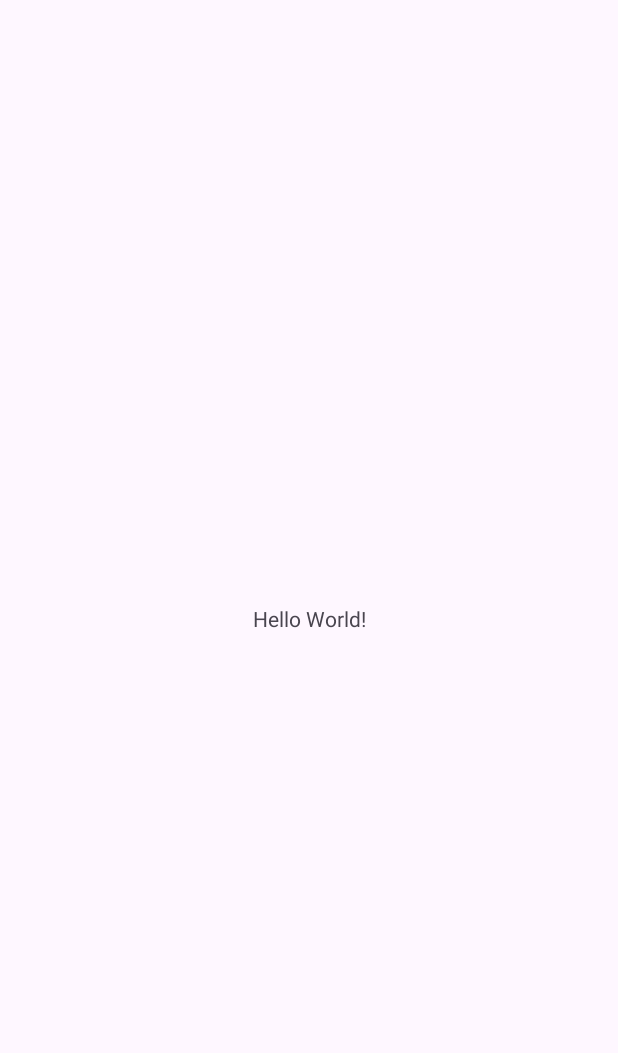
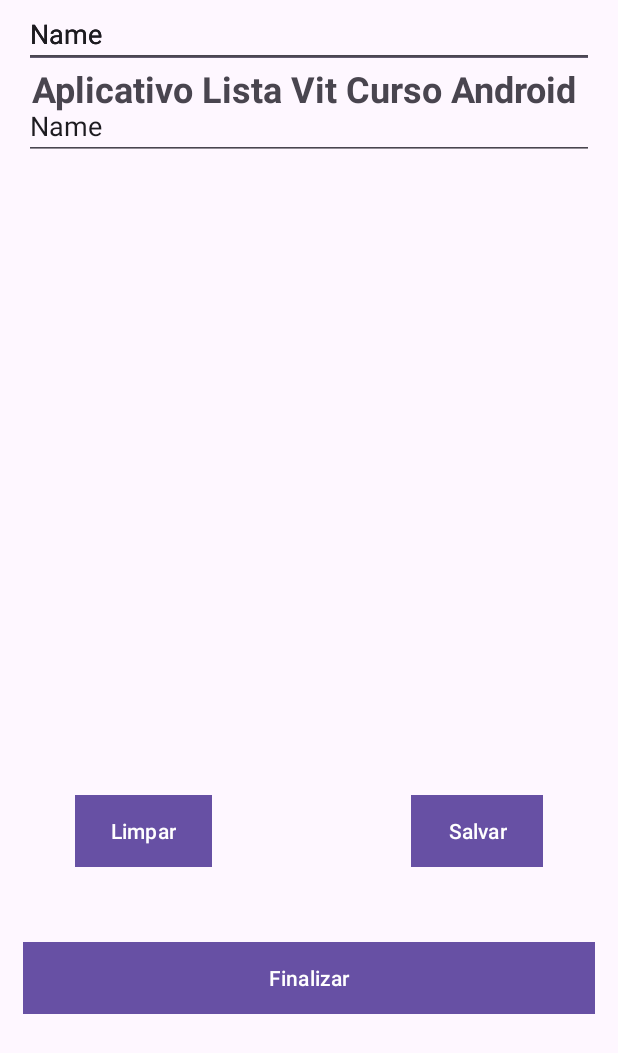
Before and after one commit to PiresPires0/CursoAndroid2023, an Android app: the screen it shows after launch (MainActivity), on a phone screen of 412 x 824 dp. Before the commit the part shown is almost empty. Shown: the top 1053 px of the screen. Run offline under Robolectric (Android 15) with nearby library versions, the phone set to English and light mode, and no system bars.

Commit message:
Criação de layout

```diff
--- a/app/build.gradle.kts
+++ b/app/build.gradle.kts
@@ -13,7 +13,6 @@ android {
         versionCode = 1
         versionName = "1.0"
 
-        testInstrumentationRunner = "androidx.test.runner.AndroidJUnitRunner"
     }
 
     buildTypes {
@@ -36,7 +35,5 @@ dependencies {
     implementation("androidx.appcompat:appcompat:1.6.1")
     implementation("com.google.android.material:material:1.10.0")
     implementation("androidx.constraintlayout:constraintlayout:2.1.4")
-    testImplementation("junit:junit:4.13.2")
-    androidTestImplementation("androidx.test.ext:junit:1.1.5")
-    androidTestImplementation("androidx.test.espresso:espresso-core:3.5.1")
+
 }
--- a/app/src/main/res/layout/activity_main.xml
+++ b/app/src/main/res/layout/activity_main.xml
@@ -6,13 +6,123 @@
     android:layout_height="match_parent"
     tools:context=".MainActivity">
 
-    <TextView
-        android:layout_width="wrap_content"
-        android:layout_height="wrap_content"
-        android:text="Hello World!"
-        app:layout_constraintBottom_toBottomOf="parent"
-        app:layout_constraintEnd_toEndOf="parent"
-        app:layout_constraintStart_toStartOf="parent"
-        app:layout_constraintTop_toTopOf="parent" />
+    <androidx.constraintlayout.widget.ConstraintLayout
+        android:layout_width="match_parent"
+        android:layout_height="match_parent"
+        tools:context=".MainActivity"
+        tools:layout_editor_absoluteX="0dp"
+        tools:layout_editor_absoluteY="0dp">
+
+        <TextView
+            android:layout_width="wrap_content"
+            android:layout_height="wrap_content"
+            android:layout_marginTop="44dp"
+            android:text="Aplicativo Lista Vit Curso Android "
+            android:textSize="24sp"
+            android:textStyle="bold"
+            app:layout_constraintBottom_toTopOf="@+id/editTextText"
+            app:layout_constraintEnd_toEndOf="parent"
+            app:layout_constraintStart_toStartOf="parent"
+            app:layout_constraintTop_toTopOf="parent"
+            app:layout_constraintVertical_bias="0.014" />
+
+        <EditText
+            android:id="@+id/editTextText3"
+            android:layout_width="match_parent"
+            android:layout_height="wrap_content"
+            android:layout_margin="16dp"
+            android:ems="10"
+            android:inputType="text"
+            android:text="Name"
+            app:layout_constraintEnd_toEndOf="parent"
+            app:layout_constraintStart_toStartOf="parent"
+            tools:layout_editor_absoluteY="211dp" />
+
+        <EditText
+            android:id="@+id/editTextText4"
+            android:layout_width="match_parent"
+            android:layout_height="wrap_content"
+            android:layout_margin="16dp"
+            android:ems="10"
+            android:inputType="text"
+            android:text="Name"
+            app:layout_constraintEnd_toEndOf="parent"
+            app:layout_constraintHorizontal_bias="0.562"
+            app:layout_constraintStart_toStartOf="parent"
+            tools:layout_editor_absoluteY="275dp" />
+
+        <EditText
+            android:id="@+id/editTextText5"
+            android:layout_width="match_parent"
+            android:layout_height="wrap_content"
+            android:layout_margin="16dp"
+            android:ems="10"
+            android:inputType="text"
+            android:text="Name"
+            app:layout_constraintEnd_toEndOf="parent"
+            app:layout_constraintHorizontal_bias="0.343"
+            app:layout_constraintStart_toStartOf="parent"
+            app:layout_constraintTop_toBottomOf="@+id/editTextText4" />
+
+        <EditText
+            android:id="@+id/editTextText3"
+            android:layout_width="match_parent"
+            android:layout_height="wrap_content"
+            android:layout_margin="16dp"
+            android:layout_marginTop="17dp"
+            android:ems="10"
+            android:inputType="text"
+            android:text="Name"
+            app:layout_constraintEnd_toEndOf="parent"
+            app:layout_constraintStart_toStartOf="parent"
+            app:layout_constraintTop_toBottomOf="@+id/editTextText3" />
+
+        <Button
+            android:id="@+id/button"
+            android:layout_width="wrap_content"
+            android:layout_height="wrap_content"
+            android:layout_margin="50dp"
+            android:background="@color/corBotoes"
+            android:text="Limpar"
+            app:layout_constraintBottom_toTopOf="@+id/button2"
+            app:layout_constraintEnd_toStartOf="@+id/button4"
+            app:layout_constraintHorizontal_bias="0.0"
+            app:layout_constraintStart_toStartOf="parent"
+            app:layout_constraintTop_toBottomOf="@+id/editTextText3" />
+
+        <Button
+            android:id="@+id/button4"
+            android:layout_width="wrap_content"
+            android:layout_height="wrap_content"
+            android:layout_margin="50dp"
+            android:background="@color/corBotoes"
+            android:text="Salvar"
+            app:layout_constraintBottom_toTopOf="@+id/button2"
+            app:layout_constraintEnd_toEndOf="parent" />
+
+        <Button
+            android:id="@+id/button2"
+            android:layout_width="match_parent"
+            android:layout_height="wrap_content"
+            android:layout_margin="15dp"
+            android:background="@color/corBotoes"
+            android:text="Finalizar"
+            app:layout_constraintBottom_toBottomOf="parent"
+            app:layout_constraintTop_toBottomOf="@+id/editTextText3"
+            tools:layout_editor_absoluteX="16dp" />
+
+        <EditText
+            android:id="@+id/editTextText"
+            android:layout_width="match_parent"
+            android:layout_height="wrap_content"
+            android:layout_margin="16dp"
+            android:ems="10"
+            android:inputType="text"
+            android:text="Name"
+            app:layout_constraintEnd_toEndOf="parent"
+            app:layout_constraintStart_toStartOf="parent"
+            tools:layout_editor_absoluteY="147dp" />
+
+    </androidx.constraintlayout.widget.ConstraintLayout>
 
 </androidx.constraintlayout.widget.ConstraintLayout>
--- a/app/src/main/res/values/colors.xml
+++ b/app/src/main/res/values/colors.xml
@@ -2,4 +2,6 @@
 <resources>
     <color name="black">#FF000000</color>
     <color name="white">#FFFFFFFF</color>
+    <color name="corBotoes">#416988</color>
+    <color name="corBotoes2">#416988</color>
 </resources>
```
Also changed, not shown: 2 other files.
